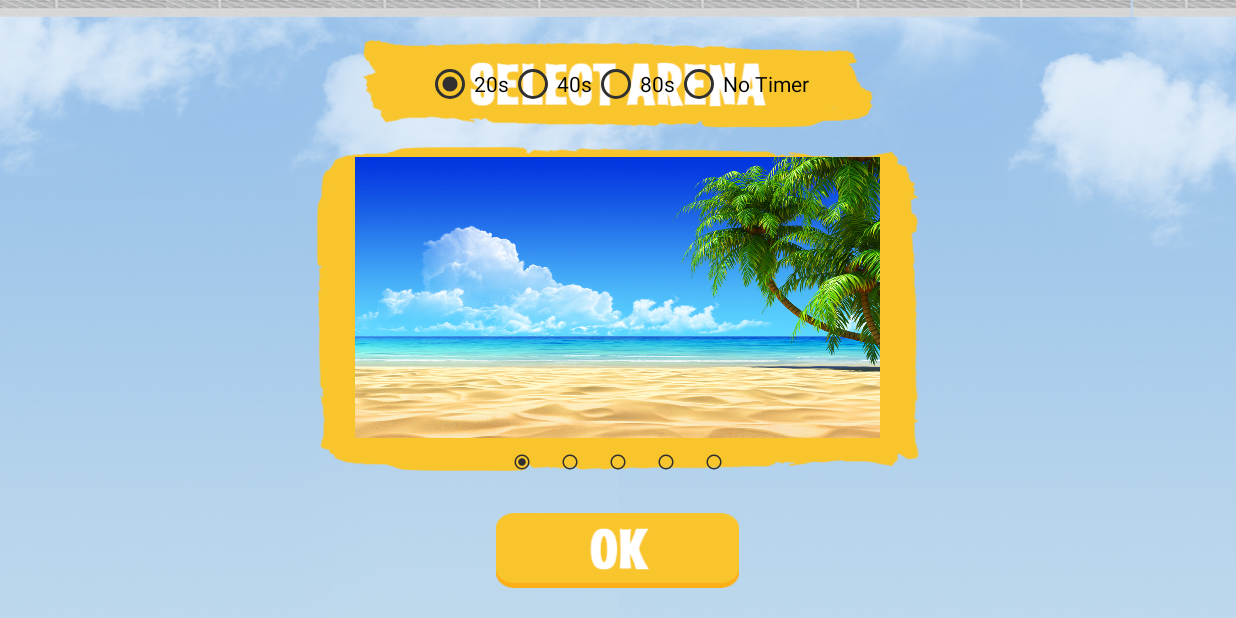
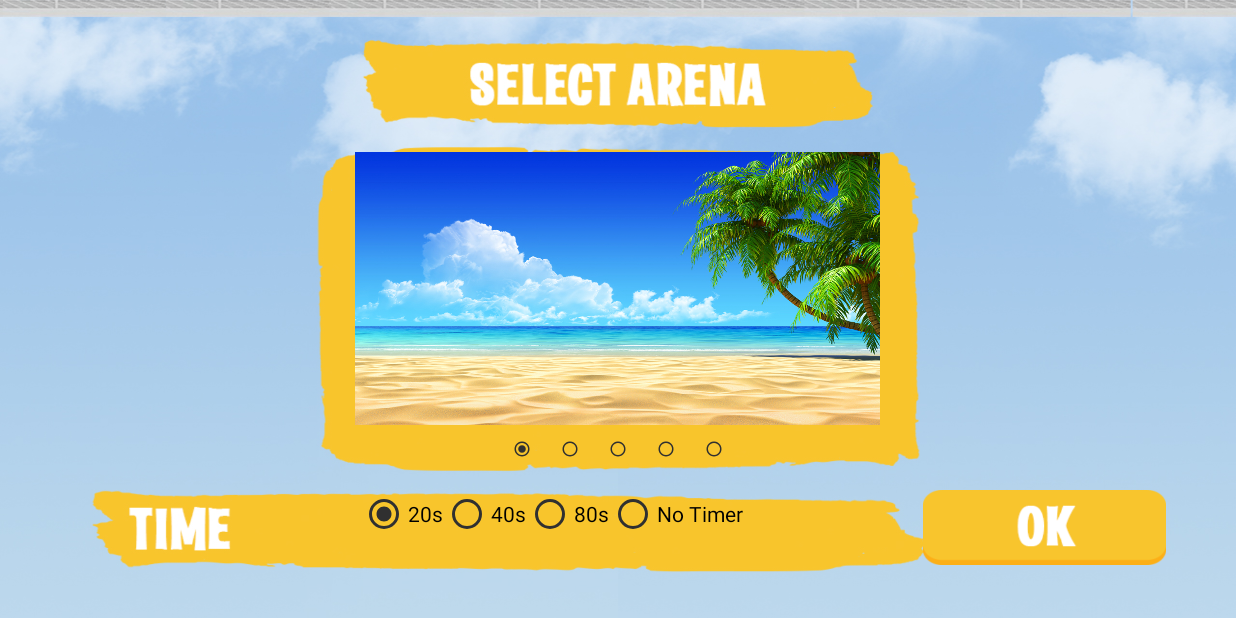
Before and after one commit to kampoengboy/boxfight, an Android app: the GameSettingsFragment screen opened directly, with no data from a screen before it, on a phone screen of 824 x 412 dp (held sideways). Run offline under Robolectric (Android 15) with nearby library versions, the light colour scheme and no system bars.

Commit message:
UI game settings done

```diff
--- a/app/src/main/res/layout/fragment_arena_settings.xml
+++ b/app/src/main/res/layout/fragment_arena_settings.xml
@@ -7,7 +7,7 @@
     <ImageButton
         android:id="@+id/arenaSettingsImageBtn"
         android:layout_width="350dp"
-        android:layout_height="187dp" />
+        android:layout_height="182dp" />
     <RadioGroup
         android:layout_width="match_parent"
         android:layout_height="wrap_content"
--- a/app/src/main/res/layout/fragment_game_settings.xml
+++ b/app/src/main/res/layout/fragment_game_settings.xml
@@ -5,14 +5,26 @@
     android:gravity="center"
     android:weightSum="1"
     android:orientation="vertical"
-    android:background="@drawable/bg_settings">
+    android:background="@drawable/bg_gamesettings">
 
-    <RadioGroup
+    <android.support.v4.view.ViewPager
+        android:layout_marginTop="90dp"
+        android:id="@+id/arenaViewPager"
+        android:layout_width="fill_parent"
+        android:layout_height="0dp"
+        android:layout_alignBottom="@+id/gamesettings"
+        android:layout_weight="1" />
+
+    <LinearLayout
+        android:orientation="horizontal"
         android:layout_width="match_parent"
         android:layout_height="wrap_content"
-        android:gravity="center"
+        android:layout_marginBottom="20dp">
+        <RadioGroup
+            android:layout_width="wrap_content"
+            android:layout_height="wrap_content"
             android:orientation="horizontal"
-        android:layout_marginTop="40dp">
+            android:layout_marginLeft="240dp">
             <RadioButton
                 android:layout_width="wrap_content"
                 android:layout_height="wrap_content"
@@ -38,20 +50,14 @@
                 android:buttonTint="@color/background_material_dark"
                 android:text="No Timer"/>
         </RadioGroup>
-
-    <android.support.v4.view.ViewPager
-        android:layout_marginTop="15dp"
-        android:id="@+id/arenaViewPager"
-        android:layout_width="fill_parent"
-        android:layout_height="0dp"
-        android:layout_alignBottom="@+id/gamesettings"
-        android:layout_weight="1" />
-
         <Button
+            android:layout_marginLeft="120dp"
             android:id="@+id/OKBtn"
             android:layout_width="162dp"
             android:layout_height="50dp"
             android:background="@drawable/ok"
-        android:layout_marginBottom="20dp"/>
+            android:layout_marginBottom="15dp"
+            android:paddingBottom="5dp"/>
+    </LinearLayout>
 
 </LinearLayout>
```
Also changed, not shown: app/src/main/res/drawable/bg_gamesettings.jpg (added), app/src/main/res/drawable/bg_settings.jpg (deleted). Lines whose indentation alone changed are shown as unchanged.
